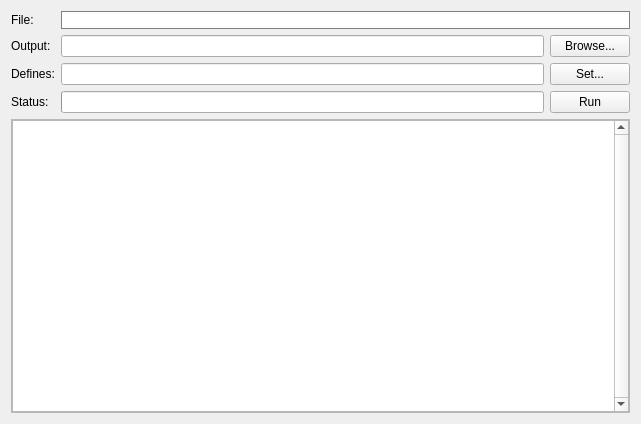
Above: src/gui/SimulationWidget.ui from torrentg/ccruncher before the change. Below: the same form after it.
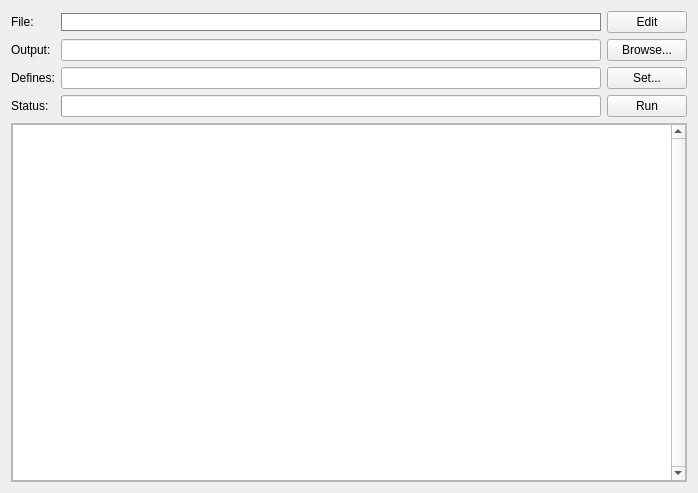
That is the form after the change. Custom widgets are drawn as their Qt base class.

Commit message: added edit xml file button

Patch:
```diff
--- a/src/gui/SimulationWidget.ui
+++ b/src/gui/SimulationWidget.ui
@@ -6,8 +6,8 @@
    <rect>
     <x>0</x>
     <y>0</y>
-    <width>641</width>
-    <height>424</height>
+    <width>698</width>
+    <height>493</height>
    </rect>
   </property>
   <property name="windowTitle">
@@ -23,6 +23,26 @@
        </property>
       </widget>
      </item>
+     <item row="0" column="1">
+      <widget class="QLineEdit" name="ifile">
+       <property name="styleSheet">
+        <string notr="true">border: 1px solid gray</string>
+       </property>
+       <property name="frame">
+        <bool>false</bool>
+       </property>
+       <property name="readOnly">
+        <bool>true</bool>
+       </property>
+      </widget>
+     </item>
+     <item row="0" column="2">
+      <widget class="QPushButton" name="pushButton">
+       <property name="text">
+        <string>Edit</string>
+       </property>
+      </widget>
+     </item>
      <item row="1" column="0">
       <widget class="QLabel" name="label_2">
        <property name="text">
@@ -82,19 +102,6 @@
        </property>
       </widget>
      </item>
-     <item row="0" column="1" colspan="2">
-      <widget class="QLineEdit" name="ifile">
-       <property name="styleSheet">
-        <string notr="true">border: 1px solid gray</string>
-       </property>
-       <property name="frame">
-        <bool>false</bool>
-       </property>
-       <property name="readOnly">
-        <bool>true</bool>
-       </property>
-      </widget>
-     </item>
     </layout>
    </item>
    <item row="1" column="0">
```
Left out of the diff: 25 changed lines with no effect on the pictures. The commit also changes 4 other files.
